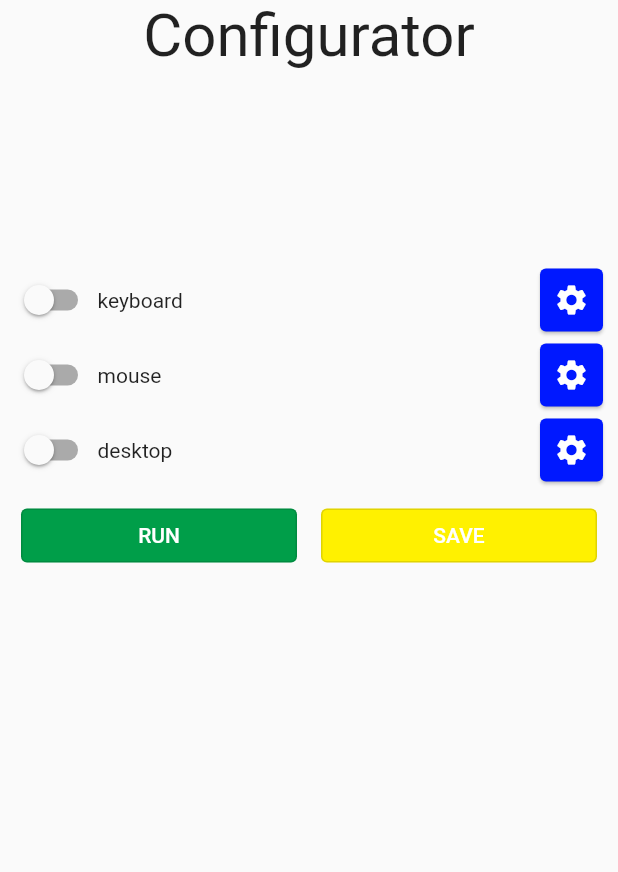
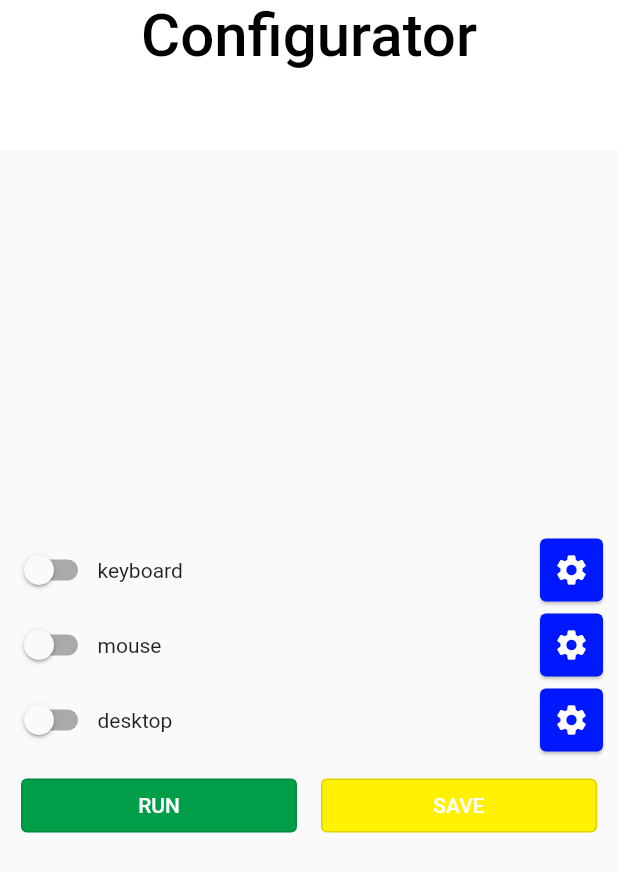
Before and after one commit to yamzal1/ihm, a Flutter app: the screen it shows after launch, on a phone screen of 412 x 824 dp. Shown: the top 872 px of the screen. Run offline on Flutter 3.47's test engine with Material 2 defaults, Android fonts, the phone set to English and light mode, and no system bars; our stand-ins replace syncfusion_flutter_sliders.

Commit message:
come fight me yannis

```diff
--- a/lib/main.dart
+++ b/lib/main.dart
@@ -2,6 +2,8 @@ import 'package:flutter/material.dart';
 
 import 'pages/keyboard.dart';
 import 'pages/mouse.dart';
+
+import '../theme/appColors.dart';
 
 void main() {
   runApp(const MyApp());
@@ -39,16 +41,24 @@ class _MyHomePageState extends State<MyHomePage> {
   @override
   Widget build(BuildContext context) {
     return Scaffold(
-      appBar: null,
+      appBar: AppBar(
+        elevation: 0,
+        backgroundColor: Colors.white,
+        title: const Center(
+          child: SizedBox(
+            height: 100,
+            child: Text(
+              "Configurator",
+              style: TextStyle(
+                color: Colors.black,
+                fontSize: 40,
+              ),
+            ),
+          ),
+        ),
+        toolbarHeight: 100,
+      ),
       body: Center(
-        child: Column(
-          children: [
-            const Text(
-              'Configurator',
-              style: TextStyle(fontSize: 40.0),
-            ),
-            Padding(
-              padding: const EdgeInsets.only(top: 128.0),
         child: Column(
           mainAxisAlignment: MainAxisAlignment.center,
           crossAxisAlignment: CrossAxisAlignment.center,
@@ -67,7 +77,7 @@ class _MyHomePageState extends State<MyHomePage> {
                       padding: const EdgeInsets.all(8.0),
                       child: OutlinedButton(
                         style: OutlinedButton.styleFrom(
-                                backgroundColor: const Color(0xff009e49),
+                          backgroundColor: AppColors.green,
                         ),
                         onPressed: () => {},
                         child: const Text(
@@ -83,7 +93,7 @@ class _MyHomePageState extends State<MyHomePage> {
                       padding: const EdgeInsets.all(8.0),
                       child: OutlinedButton(
                         style: OutlinedButton.styleFrom(
-                                backgroundColor: const Color(0xfffff100),
+                          backgroundColor: AppColors.yellow,
                         ),
                         onPressed: () => {},
                         child: const Text(
@@ -96,9 +106,6 @@ class _MyHomePageState extends State<MyHomePage> {
                 ],
               ),
             ),
-                ],
-              ),
-            )
           ],
         ),
       ),
@@ -116,7 +123,7 @@ class _MyHomePageState extends State<MyHomePage> {
                 : (_switchValue == 1)
                     ? _mouseSwitch
                     : _desktopSwitch,
-            activeColor: const Color(0xFF6200EE),
+            activeColor: AppColors.blue,
             onChanged: (bool value) => {
               setState(() {
                 if (_switchValue == 0) {
@@ -137,7 +144,7 @@ class _MyHomePageState extends State<MyHomePage> {
             width: 50,
             height: 50,
             child: Card(
-              color: const Color(0xff0018ff),
+              color: AppColors.blue,
               child: InkWell(
                 onTap: () {
                   if (_switchValue == 0) {
--- /dev/null
+++ b/lib/theme/appColors.dart
@@ -0,0 +1,10 @@
+import 'dart:ui';
+
+class AppColors {
+static const red = Color(0xffE81123);
+static const yellow = Color(0xfffff100);
+static const green = Color(0xff009e49);
+static const blue = Color(0xff0018ff);
+static const white = Color(0xffffffff);
+static const black = Color(0xff000000);
+}
--- a/lib/theme/appcolors.dart
+++ /dev/null
@@ -1,10 +0,0 @@
-import 'dart:ui';
-
-class AppColors {
-static const rougeSysteme = Color(0xffE81123);
-static const jauneSysteme = Color(0xfffff100);
-static const vertSysteme = Color(0xff009e49);
-static const bleuSysteme = Color(0xff0018ff);
-static const blanc = Color(0xffffffff);
-static const noir = Color(0xff000000);
-}
```
Also changed, not shown: lib/pages/mouse.dart (+24 -28 lines). Lines whose indentation alone changed are shown as unchanged.
